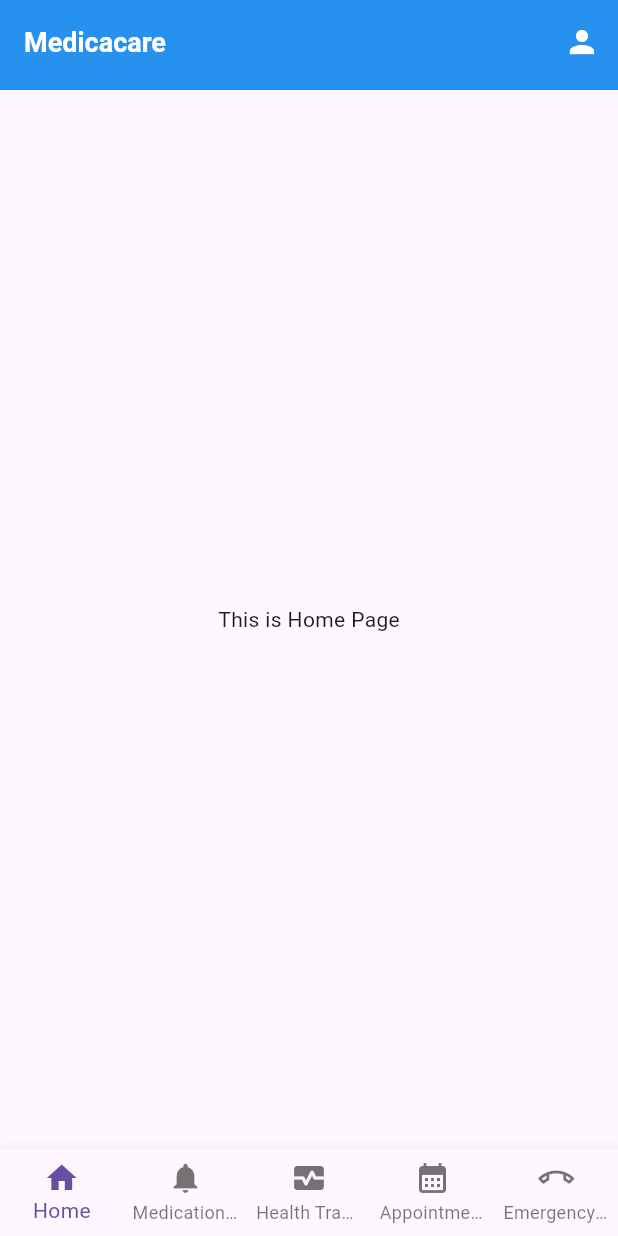
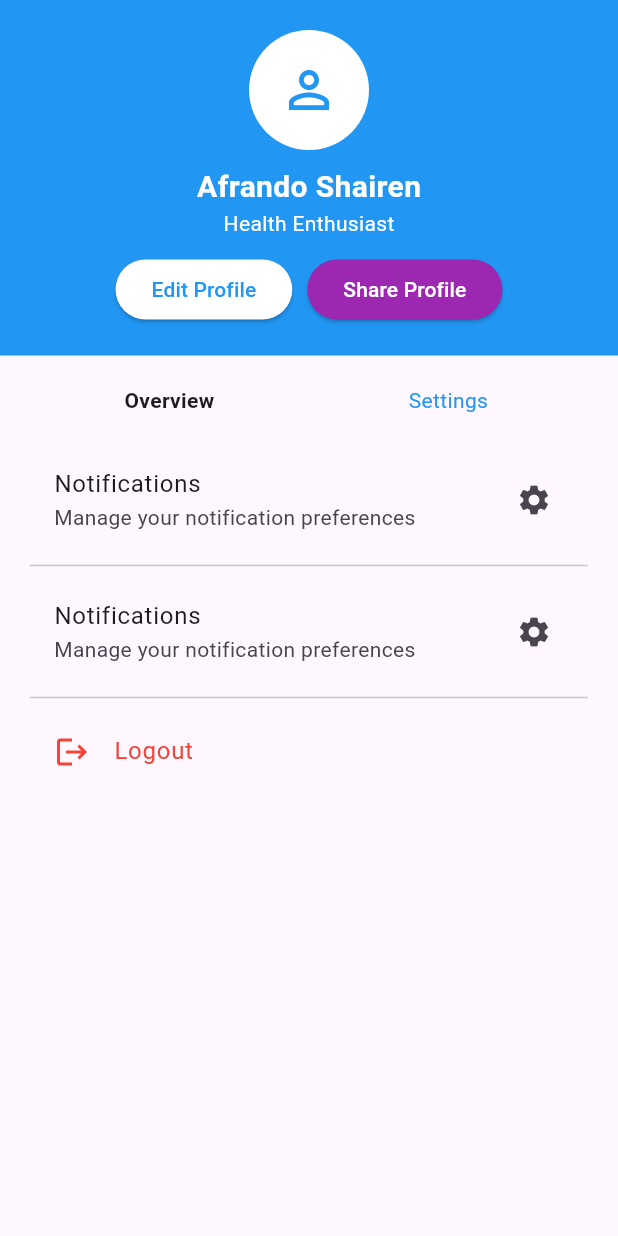
Before and after one commit to UmarA1Faruq/PM2-Project-Medicacare, a Flutter app: the screen it shows after launch, after a tap on the "person" icon, on a phone screen of 412 x 824 dp. Run offline on Flutter 3.47's test engine with Material 3 defaults, Android fonts, the phone set to English and light mode, and no system bars; our stand-ins replace firebase_auth, firebase_core, get; accounts and stored records are empty; network calls fail.

Commit message:
umar: Menambahkan Halaman Profile

```diff
--- a/lib/app/controllers/auth_controller.dart
+++ b/lib/app/controllers/auth_controller.dart
@@ -34,7 +34,11 @@ class AuthController extends GetxController {
     }
   }
 
-  void logout() {}
+  void logout() async {
+    await auth.signOut();
+    Get.offAllNamed(Routes.LOGIN);
+  }
+
   void resetPassword() {}
 }
 
--- /dev/null
+++ b/lib/app/modules/profile/bindings/profile_binding.dart
@@ -0,0 +1,12 @@
+import 'package:get/get.dart';
+
+import '../controllers/profile_controller.dart';
+
+class ProfileBinding extends Bindings {
+  @override
+  void dependencies() {
+    Get.lazyPut<ProfileController>(
+      () => ProfileController(),
+    );
+  }
+}
--- /dev/null
+++ b/lib/app/modules/profile/controllers/profile_controller.dart
@@ -0,0 +1,23 @@
+import 'package:get/get.dart';
+
+class ProfileController extends GetxController {
+  //TODO: Implement ProfileController
+
+  final count = 0.obs;
+  @override
+  void onInit() {
+    super.onInit();
+  }
+
+  @override
+  void onReady() {
+    super.onReady();
+  }
+
+  @override
+  void onClose() {
+    super.onClose();
+  }
+
+  void increment() => count.value++;
+}
--- /dev/null
+++ b/lib/app/modules/profile/views/profile_view.dart
@@ -0,0 +1,138 @@
+import 'package:flutter/material.dart';
+import 'package:get/get.dart';
+import '../controllers/profile_controller.dart';
+
+class ProfileView extends GetView<ProfileController> {
+  const ProfileView({super.key});
+
+  @override
+  Widget build(BuildContext context) {
+    return Scaffold(
+      body: SafeArea(
+        child: Column(
+          children: [
+            Container(
+              padding: const EdgeInsets.all(20),
+              color: Colors.blue,
+              child: Column(
+                children: [
+                  const CircleAvatar(
+                    radius: 40,
+                    backgroundColor: Colors.white,
+                    child: Icon(
+                      Icons.person_outline,
+                      size: 40,
+                      color: Colors.blue,
+                    ),
+                  ),
+                  const SizedBox(height: 10),
+                  const Text(
+                    'Afrando Shairen',
+                    style: TextStyle(
+                      fontSize: 20,
+                      color: Colors.white,
+                      fontWeight: FontWeight.bold,
+                    ),
+                  ),
+                  const Text(
+                    'Health Enthusiast',
+                    style: TextStyle(
+                      color: Colors.white,
+                    ),
+                  ),
+                  const SizedBox(height: 10),
+                  Row(
+                    mainAxisAlignment: MainAxisAlignment.center,
+                    children: [
+                      ElevatedButton(
+                        onPressed: () {},
+                        style: ElevatedButton.styleFrom(
+                          backgroundColor: Colors.white,
+                        ),
+                        child: const Text(
+                          'Edit Profile',
+                          style: TextStyle(color: Colors.blue),
+                        ),
+                      ),
+                      const SizedBox(width: 10),
+                      ElevatedButton(
+                        onPressed: () {},
+                        style: ElevatedButton.styleFrom(
+                          backgroundColor: Colors.purple,
+                        ),
+                        child: const Text(
+                          'Share Profile',
+                          style: TextStyle(color: Colors.white),
+                        ),
+                      ),
+                    ],
+                  ),
+                ],
+              ),
+            ),
+            Container(
+              padding: const EdgeInsets.all(20),
+              child: Column(
+                children: [
+                  Row(
+                    children: [
+                      Expanded(
+                        child: GestureDetector(
+                          onTap: () {},
+                          child: const Text(
+                            'Overview',
+                            textAlign: TextAlign.center,
+                            style: TextStyle(
+                              fontWeight: FontWeight.bold,
+                            ),
+                          ),
+                        ),
+                      ),
+                      Expanded(
+                        child: GestureDetector(
+                          onTap: () {},
+                          child: const Text(
+                            'Settings',
+                            textAlign: TextAlign.center,
+                            style: TextStyle(
+                              color: Colors.blue,
+                            ),
+                          ),
+                        ),
+                      ),
+                    ],
+                  ),
+                  const SizedBox(height: 20),
+                  ListTile(
+                    title: const Text('Notifications'),
+                    subtitle:
+                        const Text('Manage your notification preferences'),
+                    trailing: const Icon(Icons.settings),
+                    onTap: () {},
+                  ),
+                  const Divider(),
+                  ListTile(
+                    title: const Text('Notifications'),
+                    subtitle:
+                        const Text('Manage your notification preferences'),
+                    trailing: const Icon(Icons.settings),
+                    onTap: () {},
+                  ),
+                  const Divider(),
+                  ListTile(
+                    leading: const Icon(Icons.logout, color: Colors.red),
+                    title: const Text(
+                      'Logout',
+                      style: TextStyle(color: Colors.red),
+                    ),
+                    onTap: () {},
+                  ),
+                ],
+              ),
+            ),
+          ],
+        ),
+      ),
+    );
+  }
+}
--- a/lib/app/routes/app_pages.dart
+++ b/lib/app/routes/app_pages.dart
@@ -14,6 +14,8 @@ import '../modules/login/bindings/login_binding.dart';
 import '../modules/login/views/login_view.dart';
 import '../modules/medication_reminders/bindings/medication_reminders_binding.dart';
 import '../modules/medication_reminders/views/medication_reminders_view.dart';
+import '../modules/profile/bindings/profile_binding.dart';
+import '../modules/profile/views/profile_view.dart';
 import '../modules/splash_screen/bindings/splash_screen_binding.dart';
 import '../modules/splash_screen/views/splash_screen_view.dart';
 
@@ -53,7 +55,7 @@ class AppPages {
     ),
     GetPage(
       name: _Paths.APPOINTMENTS,
-      page: () =>  AppointmentsView(),
+      page: () => AppointmentsView(),
       binding: AppointmentsBinding(),
     ),
     GetPage(
@@ -66,5 +68,10 @@ class AppPages {
       page: () => SplashScreenView(),
       binding: SplashScreenBinding(),
     ),
+    GetPage(
+      name: _Paths.PROFILE,
+      page: () => ProfileView(),
+      binding: ProfileBinding(),
+    ),
   ];
 }
--- a/lib/app/routes/app_routes.dart
+++ b/lib/app/routes/app_routes.dart
@@ -11,6 +11,7 @@ abstract class Routes {
   static const APPOINTMENTS = _Paths.APPOINTMENTS;
   static const EMERGENCY_CONTACTS = _Paths.EMERGENCY_CONTACTS;
   static const SPLASH_SCREEN = _Paths.SPLASH_SCREEN;
+  static const PROFILE = _Paths.PROFILE;
 }
 
 abstract class _Paths {
@@ -23,4 +24,5 @@ abstract class _Paths {
   static const APPOINTMENTS = '/appointments';
   static const EMERGENCY_CONTACTS = '/emergency-contacts';
   static const SPLASH_SCREEN = '/splash-screen';
+  static const PROFILE = '/profile';
 }
--- a/lib/app/widgets/custom_app_bar.dart
+++ b/lib/app/widgets/custom_app_bar.dart
@@ -1,4 +1,8 @@
 import 'package:flutter/material.dart';
+import 'package:get/get.dart';
+
+import '../modules/profile/views/profile_view.dart'; // Pastikan mengimport Get
+// Sesuaikan dengan path file ProfileView Anda
 
 class CustomAppBar extends StatelessWidget implements PreferredSizeWidget {
   @override
@@ -26,8 +30,12 @@ class CustomAppBar extends StatelessWidget implements PreferredSizeWidget {
         IconButton(
           icon: const Icon(Icons.person, color: Colors.white),
           onPressed: () {
-            // Tambahkan aksi untuk tombol ini
-            print("Profile Icon Pressed");
+            Get.to(() => ProfileView());
+            // Atau jika Anda tidak menggunakan GetX, bisa menggunakan:
+            // Navigator.push(
+            //   context,
+            //   MaterialPageRoute(builder: (context) => const ProfileView()),
+            // );
           },
         ),
       ],
```
